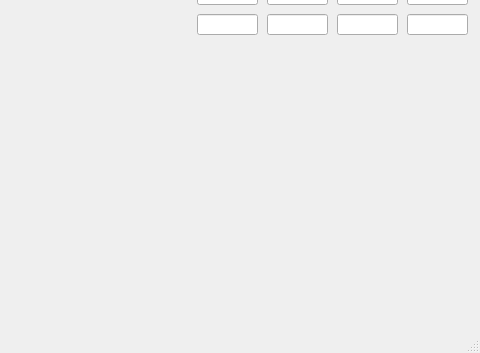
Before: the Qt Designer form UIs/mainWindow.ui in newuniverse/In-air-interaction, drawn with Qt 5; both pictures show x 953 to 1433 and y 465 to 818 of the 1433 by 818 pixel window.
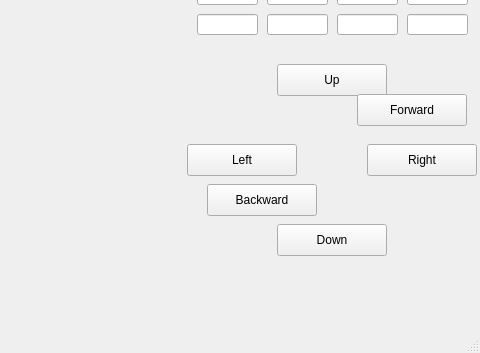
After: the same form once the commit is applied. The open tabs and pages were chosen to show the change. Custom widgets are drawn as their Qt base class.

The edit to the form file:
```diff
--- a/UIs/mainWindow.ui
+++ b/UIs/mainWindow.ui
@@ -1383,9 +1383,85 @@
      </layout>
     </widget>
    </widget>
-   <zorder>layoutWidget</zorder>
-   <zorder>toolBox</zorder>
-   <zorder>qvtkWidget_top</zorder>
+   <widget class="QPushButton" name="zPlusButton">
+    <property name="geometry">
+     <rect>
+      <x>1230</x>
+      <y>510</y>
+      <width>110</width>
+      <height>32</height>
+     </rect>
+    </property>
+    <property name="text">
+     <string>Up</string>
+    </property>
+   </widget>
+   <widget class="QPushButton" name="xMinusButton">
+    <property name="geometry">
+     <rect>
+      <x>1140</x>
+      <y>590</y>
+      <width>110</width>
+      <height>32</height>
+     </rect>
+    </property>
+    <property name="text">
+     <string>Left</string>
+    </property>
+   </widget>
+   <widget class="QPushButton" name="zMinusButton">
+    <property name="geometry">
+     <rect>
+      <x>1230</x>
+      <y>670</y>
+      <width>110</width>
+      <height>32</height>
+     </rect>
+    </property>
+    <property name="text">
+     <string>Down</string>
+    </property>
+   </widget>
+   <widget class="QPushButton" name="xPlusButton">
+    <property name="geometry">
+     <rect>
+      <x>1320</x>
+      <y>590</y>
+      <width>110</width>
+      <height>32</height>
+     </rect>
+    </property>
+    <property name="text">
+     <string>Right</string>
+    </property>
+   </widget>
+   <widget class="QPushButton" name="yPlusButton">
+    <property name="geometry">
+     <rect>
+      <x>1310</x>
+      <y>540</y>
+      <width>110</width>
+      <height>32</height>
+     </rect>
+    </property>
+    <property name="text">
+     <string>Forward</string>
+    </property>
+   </widget>
+   <widget class="QPushButton" name="yMinusButton">
+    <property name="geometry">
+     <rect>
+      <x>1160</x>
+      <y>630</y>
+      <width>110</width>
+      <height>32</height>
+     </rect>
+    </property>
+    <property name="text">
+     <string>Backward</string>
+    </property>
+   </widget>
+   <zorder>qvtkWidget</zorder>
    <zorder>toolBox</zorder>
    <zorder>qvtkWidget_endoscope</zorder>
    <zorder>label_26</zorder>
```
Left out of the diff: 24 changed lines with no effect on the pictures.
